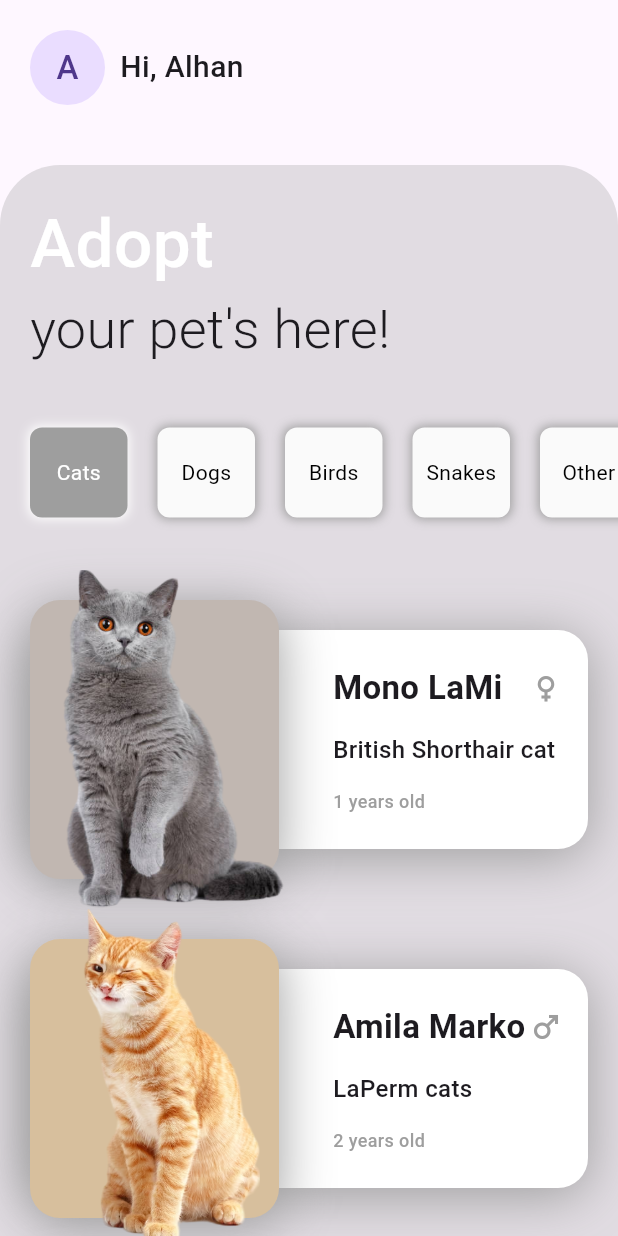
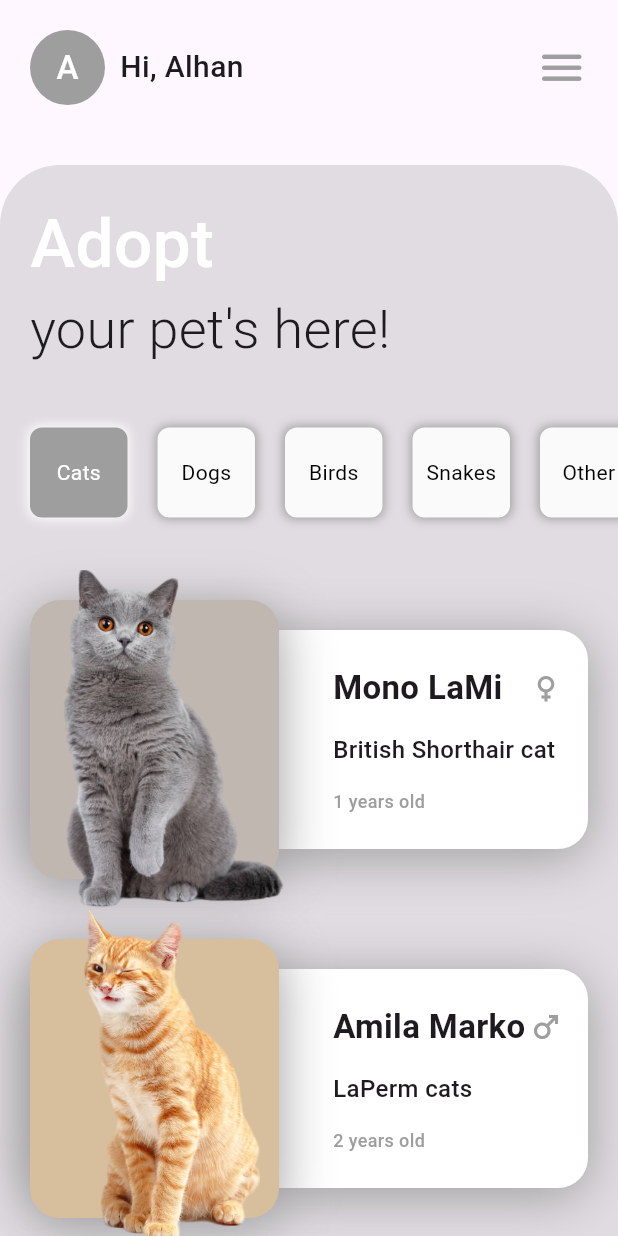
Before and after one commit to muhammed-suhaid/Petadopt, a Flutter app: the screen it shows after launch, on a phone screen of 412 x 824 dp. Run offline on Flutter 3.47's test engine with Material 3 defaults, Android fonts, the phone set to English and light mode, and no system bars.

Commit message:
added a menu icon in the appbar

```diff
--- a/lib/components/my_appbar.dart
+++ b/lib/components/my_appbar.dart
@@ -9,9 +9,13 @@ class MyAppbar extends StatelessWidget {
       children: [
         CircleAvatar(
           radius: 25,
+          backgroundColor: Colors.grey,
           child: Text(
             "A",
-            style: TextStyle(fontSize: 22),
+            style: TextStyle(
+              fontSize: 22,
+              color: Colors.white,
+            ),
           ),
         ),
         SizedBox(width: 10),
@@ -22,6 +26,12 @@ class MyAppbar extends StatelessWidget {
             fontWeight: FontWeight.w500,
           ),
         ),
+        Spacer(),
+        Icon(
+          Icons.menu_rounded,
+          size: 35,
+          color: Colors.grey,
+        )
       ],
     );
   }
```
